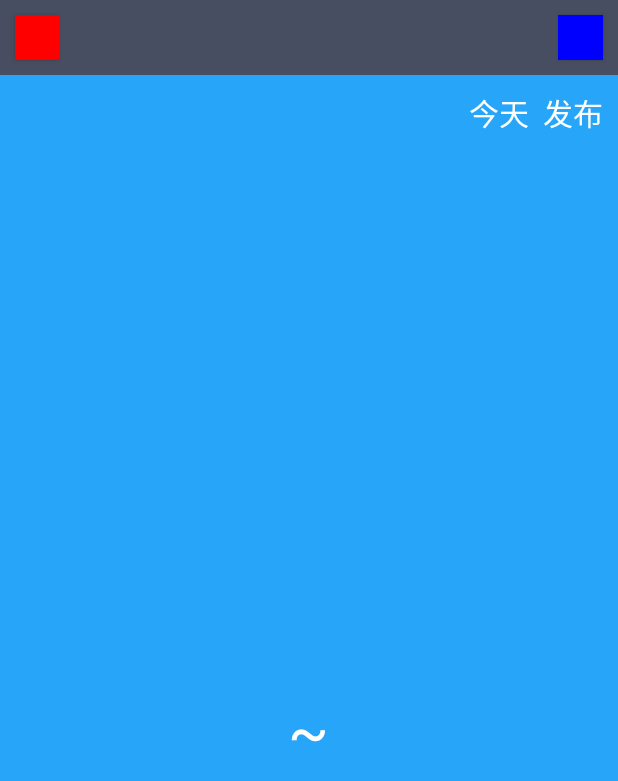
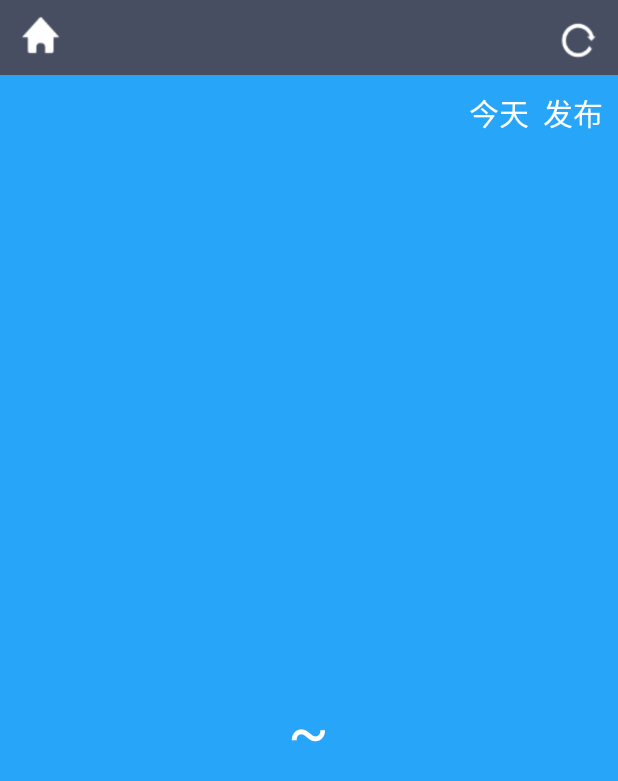
Before and after one commit to LSL-Git/coolweather, an Android app: the WeatherActivity screen opened directly, with no data from a screen before it, on a phone screen of 412 x 824 dp. Shown: the top 781 px of the screen. Run offline under Robolectric (Android 15) with nearby library versions, the phone set to English and light mode, and no system bars.

Commit message:
更改应用图标和名称

```diff
--- a/src/main/AndroidManifest.xml
+++ b/src/main/AndroidManifest.xml
@@ -6,7 +6,7 @@
 
     <application
         android:allowBackup="true"
-        android:icon="@mipmap/ic_launcher"
+        android:icon="@mipmap/logo"
         android:label="@string/app_name"
         android:supportsRtl="true"
         android:theme="@style/AppTheme">
--- a/src/main/res/layout/weather_layout.xml
+++ b/src/main/res/layout/weather_layout.xml
@@ -11,11 +11,11 @@
 
         <Button
             android:id="@+id/switch_city"
-            android:layout_width="30dp"
-            android:layout_height="30dp"
+            android:layout_width="40dp"
+            android:layout_height="40dp"
             android:layout_centerVertical="true"
             android:layout_marginLeft="10dp"
-            android:background="#F00"/>
+            android:background="@mipmap/home"/>
 
         <TextView
             android:id="@+id/city_name"
@@ -27,12 +27,12 @@
 
         <Button
             android:id="@+id/refresh_weather"
-            android:layout_width="30dp"
+            android:layout_width="35dp"
             android:layout_height="30dp"
             android:layout_alignParentRight="true"
             android:layout_centerVertical="true"
             android:layout_marginRight="10dp"
-            android:background="#00F"/>
+            android:background="@mipmap/re"/>
     </RelativeLayout>
 
     <RelativeLayout
--- a/src/main/res/values/strings.xml
+++ b/src/main/res/values/strings.xml
@@ -1,3 +1,3 @@
 <resources>
-    <string name="app_name">CoolWeather</string>
+    <string name="app_name">LSL天气</string>
 </resources>
```
